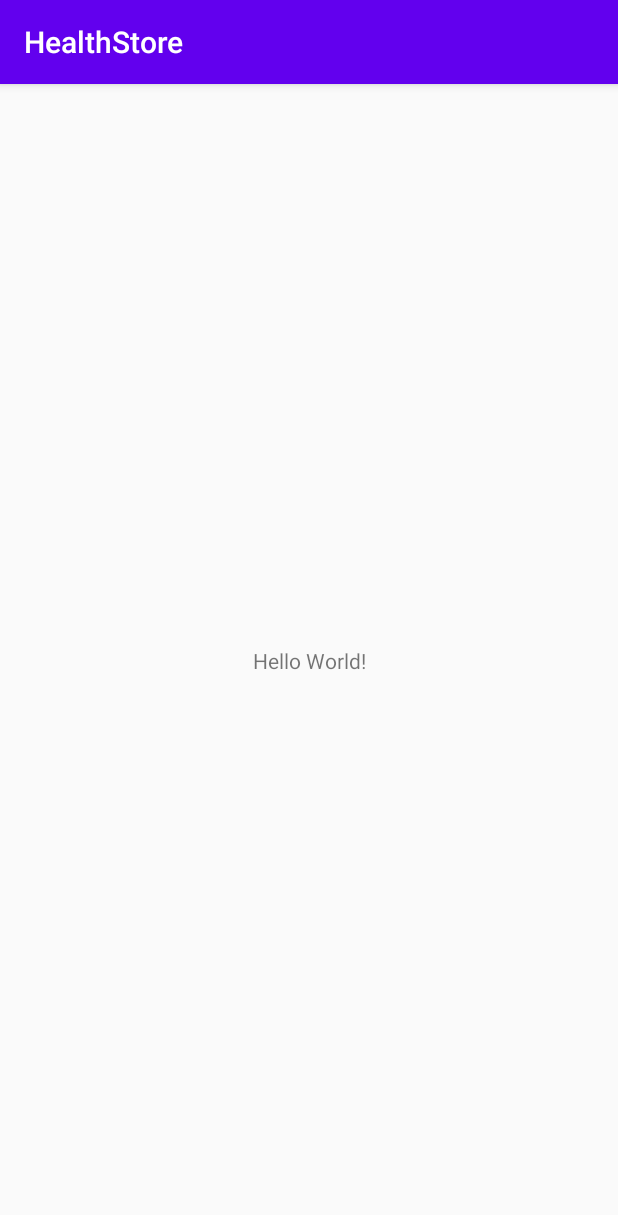
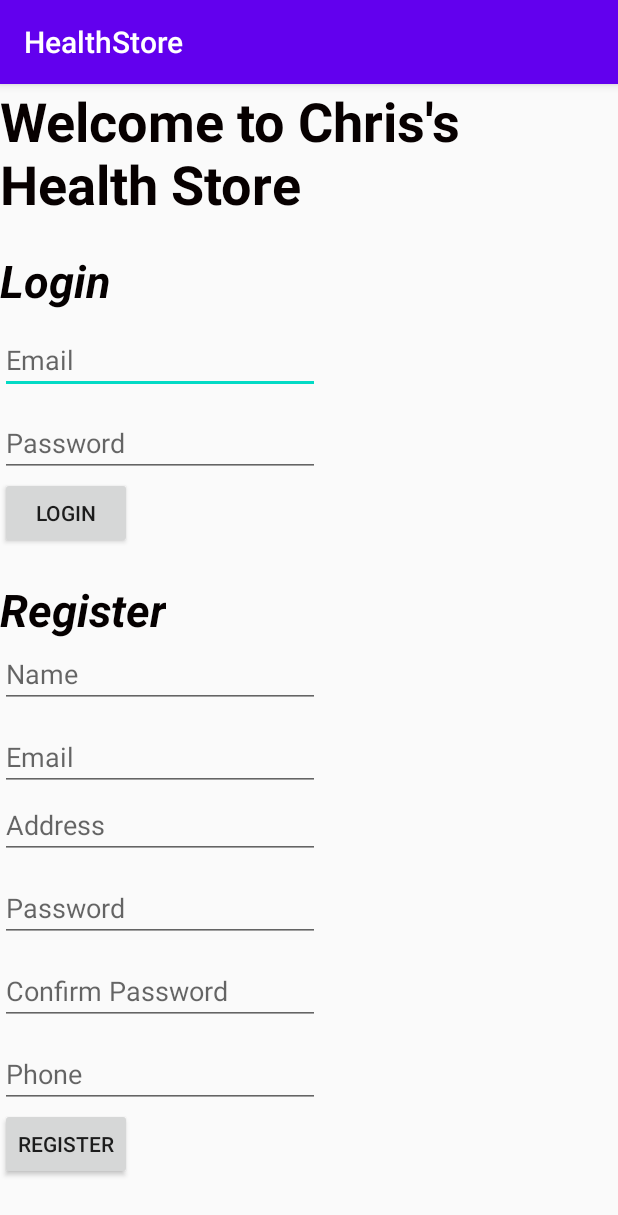
Before and after one commit to chriskavanagh97/Ahealthstore, an Android app: the screen it shows after launch (MainActivity), on a phone screen of 412 x 824 dp. Shown: the top 1215 px of the screen. Run offline under Robolectric (Android 15) with nearby library versions, the phone set to English and light mode, and no system bars.

Commit message:
First Screen for login and register created

```diff
--- a/app/src/main/res/layout/activity_main.xml
+++ b/app/src/main/res/layout/activity_main.xml
@@ -1,18 +1,129 @@
 <?xml version="1.0" encoding="utf-8"?>
-<androidx.constraintlayout.widget.ConstraintLayout xmlns:android="http://schemas.android.com/apk/res/android"
+<androidx.appcompat.widget.LinearLayoutCompat xmlns:android="http://schemas.android.com/apk/res/android"
     xmlns:app="http://schemas.android.com/apk/res-auto"
     xmlns:tools="http://schemas.android.com/tools"
     android:layout_width="match_parent"
     android:layout_height="match_parent"
+    android:orientation="vertical"
     tools:context=".MainActivity">
+    <LinearLayout
+        android:layout_width="match_parent"
+        android:layout_height="match_parent"
+        android:orientation="vertical"
+        android:layout_gravity="center">
 
         <TextView
             android:layout_width="wrap_content"
             android:layout_height="wrap_content"
-        android:text="Hello World!"
+            android:layout_gravity="center_horizontal"
+            android:text="Welcome to Chris's Health Store"
+            android:textColor="#070000"
+            android:textSize="36sp"
+            android:textStyle="bold"
             app:layout_constraintBottom_toBottomOf="parent"
             app:layout_constraintLeft_toLeftOf="parent"
             app:layout_constraintRight_toRightOf="parent"
             app:layout_constraintTop_toTopOf="parent" />
 
-</androidx.constraintlayout.widget.ConstraintLayout>
+        <TextView
+            android:layout_marginTop="20dp"
+            android:layout_width="wrap_content"
+            android:layout_height="wrap_content"
+            android:text="Login"
+            android:textColor="#050000"
+            android:textSize="30sp"
+            android:textStyle="bold|italic" />
+
+        <EditText
+            android:layout_marginTop="10dp"
+            android:id="@+id/Loginmailaddress"
+            android:hint="Email"
+            android:layout_width="wrap_content"
+            android:layout_height="wrap_content"
+            android:ems="10"
+            android:inputType="textEmailAddress" />
+
+        <EditText
+            android:layout_marginTop="10dp"
+            android:id="@+id/Loginpassword"
+            android:hint="Password"
+            android:layout_width="wrap_content"
+            android:layout_height="wrap_content"
+            android:ems="10"
+            android:inputType="textPassword" />
+
+
+        <Button
+            android:id="@+id/Login"
+            android:layout_width="wrap_content"
+            android:layout_height="wrap_content"
+            android:text="Login" />
+
+        <TextView
+            android:layout_marginTop="20dp"
+            android:layout_width="wrap_content"
+            android:layout_height="wrap_content"
+            android:text="Register"
+            android:textColor="#050000"
+            android:textSize="30sp"
+            android:textStyle="bold|italic" />
+
+        <EditText
+            android:id="@+id/regname"
+            android:layout_width="wrap_content"
+            android:layout_height="wrap_content"
+            android:ems="10"
+            android:inputType="textPersonName"
+            android:hint="Name" />
+
+        <EditText
+            android:layout_marginTop="10dp"
+            android:id="@+id/Regemailaddress"
+            android:hint="Email"
+            android:layout_width="wrap_content"
+            android:layout_height="wrap_content"
+            android:ems="10"
+            android:inputType="textEmailAddress" />
+
+        <EditText
+            android:id="@+id/Address"
+            android:hint="Address"
+            android:layout_width="wrap_content"
+            android:layout_height="wrap_content"
+            android:ems="10"
+            android:inputType="textPostalAddress" />
+
+        <EditText
+            android:layout_marginTop="10dp"
+            android:hint="Password"
+            android:id="@+id/Regpassword"
+            android:layout_width="wrap_content"
+            android:layout_height="wrap_content"
+            android:ems="10"
+            android:inputType="textPassword" />
+        <EditText
+            android:layout_marginTop="10dp"
+            android:hint="Confirm Password"
+            android:id="@+id/Regconfirmpassword"
+            android:layout_width="wrap_content"
+            android:layout_height="wrap_content"
+            android:ems="10"
+            android:inputType="textPassword" />
+        <EditText
+            android:layout_marginTop="10dp"
+            android:hint="Phone"
+            android:id="@+id/Phone"
+            android:layout_width="wrap_content"
+            android:layout_height="wrap_content"
+            android:ems="10"
+            android:inputType="number" />
+        <Button
+            android:id="@+id/Register"
+            android:layout_width="wrap_content"
+            android:layout_height="wrap_content"
+            android:text="Register" />
+
+    </LinearLayout>
+
+
+</androidx.appcompat.widget.LinearLayoutCompat>
```
Lines whose indentation alone changed are shown as unchanged.
